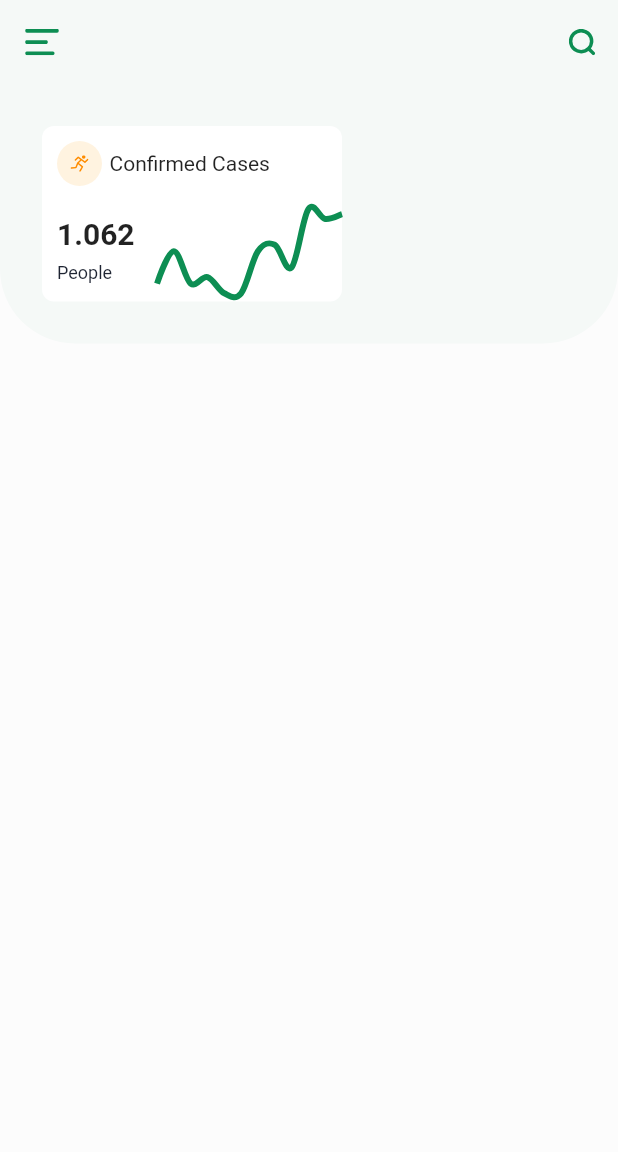
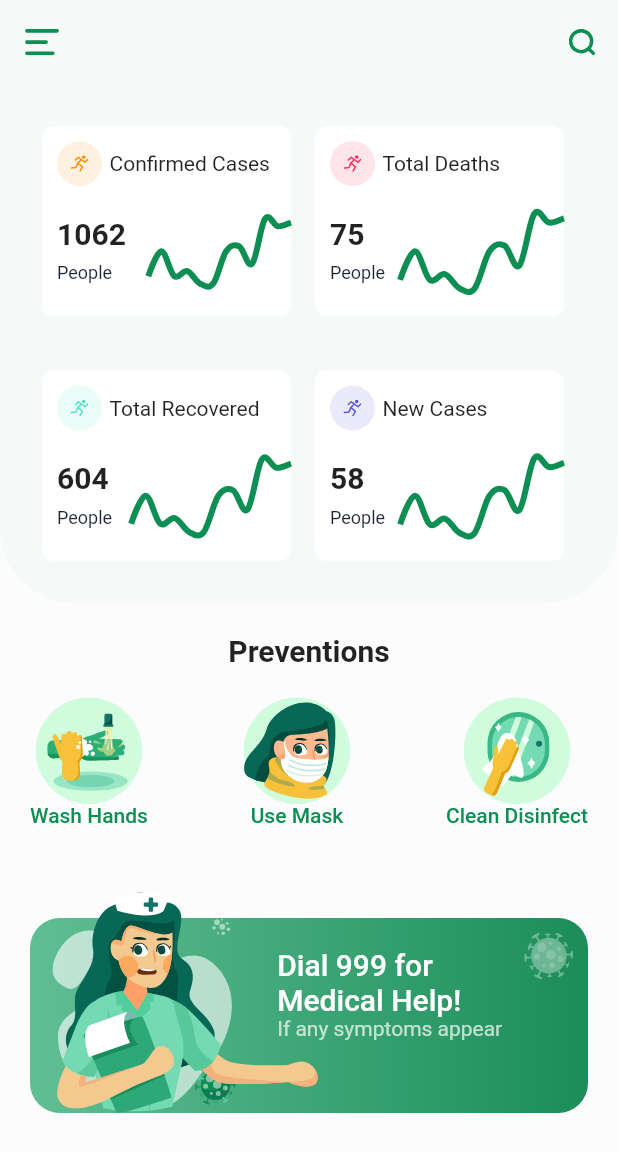
Before and after one commit to kaankutucu/Covid_UI_App_Flutter, a Flutter app: the screen it shows after launch, on a phone screen of 412 x 824 dp. Shown: the top 1152 px of the screen. Run offline on Flutter 3.47's test engine with Material 2 defaults, Android fonts, the phone set to English and light mode, and no system bars; drawn by our look-alikes of fl_chart; our stand-ins replace flutter_svg.

Commit message:
New Cases page added

```diff
--- /dev/null
+++ b/lib/screens/details_screen.dart
@@ -0,0 +1,18 @@
+import 'package:coviduiapp/constants.dart';
+import 'package:flutter/material.dart';
+
+class DetailsScreen extends StatelessWidget {
+  @override
+  Widget build(BuildContext context) {
+    return Scaffold(
+      appBar: AppBar(
+        backgroundColor: kBackgroundColor,
+        leading: IconButton(
+          icon: Icon(Icons.arrow_back_ios),
+          onPressed: () {Navigator.pop(context);
+          },
+        ),
+      ),
+    );
+  }
+}
--- a/lib/screens/home_screen.dart
+++ b/lib/screens/home_screen.dart
@@ -1,15 +1,19 @@
 import 'package:coviduiapp/constants.dart';
-import 'package:coviduiapp/widgets/line_chart.dart';
+import 'package:coviduiapp/screens/details_screen.dart';
+import 'package:coviduiapp/widgets/info_card.dart';
 import 'package:flutter/material.dart';
 import 'package:flutter_svg/flutter_svg.dart';
-import 'package:fl_chart/fl_chart.dart';
 
 class HomeScreen extends StatelessWidget {
   @override
   Widget build(BuildContext context) {
     return Scaffold(
       appBar: buildAppBar(),
-      body: Container(
+      body: SingleChildScrollView(
+        child: Column(
+          crossAxisAlignment: CrossAxisAlignment.start,
+          children: <Widget>[
+            Container(
               padding: EdgeInsets.only(
                 left: 20,
                 top: 20,
@@ -25,85 +29,148 @@ class HomeScreen extends StatelessWidget {
                 ),
               ),
               child: Wrap(
+                runSpacing: 20,
                 children: <Widget>[
-            Padding(
-              padding: const EdgeInsets.all(8.0),
-              child: Container(
-                width: 200,
-                decoration: BoxDecoration(
-                  color: Colors.white,
-                  borderRadius: BorderRadius.circular(8),
+                  InfoCard(
+                    title: "Confirmed Cases",
+                    iconColor: Color(0xFFFF8C00),
+                    effectedNum: 1062,
+                    press: () {},
                   ),
-                child: Column(
-                  children: <Widget>[
-                    Padding(
-                      padding: const EdgeInsets.all(10.0),
-                      child: Row(
-                        children: <Widget>[
-                          Container(
-                            alignment: Alignment.center,
-                            height: 30,
-                            width: 30,
-                            decoration: BoxDecoration(
-                              color: Color(0xFFFF9C00).withOpacity(0.12),
-                              shape: BoxShape.circle,
+                  InfoCard(
+                    title: "Total Deaths",
+                    iconColor: Color(0xFFFF2D55),
+                    effectedNum: 75,
+                    press: () {},
                   ),
-                            child: SvgPicture.asset(
-                              "assets/icons/running.svg",
-                              height: 12,
-                              width: 12,
+                  InfoCard(
+                    title: "Total Recovered",
+                    iconColor: Color(0xFF50E3C2),
+                    effectedNum: 604,
+                    press: () {},
                   ),
+                  InfoCard(
+                    title: "New Cases",
+                    iconColor: Color(0xFF5856D6),
+                    effectedNum: 58,
+                    press: () {
+                      Navigator.push(
+                        context,
+                        MaterialPageRoute(
+                          builder: (context) {
+                            return DetailsScreen();
+                          },
                         ),
-                          SizedBox(
-                            width: 5,
-                          ),
-                          Text(
-                            "Confirmed Cases",
-                            maxLines: 1,
-                            overflow: TextOverflow.ellipsis,
+                      );
+                    },
                   ),
                 ],
               ),
             ),
-                    Row(
+            SizedBox(
+              height: 20,
+            ),
+            Padding(
+              padding: const EdgeInsets.symmetric(horizontal: 20),
+              child: SingleChildScrollView(
+                child: Column(
+                  crossAxisAlignment: CrossAxisAlignment.center,
                   children: <Widget>[
-                        Padding(
-                          padding: const EdgeInsets.all(10.0),
-                          child: RichText(
-                            text: TextSpan(
-                              style: TextStyle(color: kTextColor),
-                              children: [
-                                TextSpan(
-                                  text: "1.062 \n",
+                    Text("Preventions",
                         style: Theme.of(context)
                             .textTheme
                             .title
-                                      .copyWith(
-                                        fontWeight: FontWeight.bold,
+                            .copyWith(fontWeight: FontWeight.bold)),
+                    SizedBox(
+                      height: 20,
+                    ),
+                    buildPreventation(),
+                    SizedBox(height: 40),
+                    buildHelpCard(context),
+                  ],
                 ),
               ),
+            )
+          ],
+        ),
+      ),
+    );
+  }
+
+  Row buildPreventation() {
+    return Row(
+      mainAxisAlignment: MainAxisAlignment.spaceBetween,
+      children: <Widget>[
+        PreventationCard(
+          svgSrc: "assets/icons/hand_wash.svg",
+          title: "Wash Hands",
+        ),
+        PreventationCard(
+          svgSrc: "assets/icons/use_mask.svg",
+          title: "Use Mask",
+        ),
+        PreventationCard(
+          svgSrc: "assets/icons/Clean_Disinfect.svg",
+          title: "Clean Disinfect",
+        ),
+      ],
+    );
+  }
+
+  Container buildHelpCard(BuildContext context) {
+    return Container(
+      height: 150,
+      width: double.infinity,
+      child: Stack(
+        alignment: Alignment.bottomLeft,
+        children: <Widget>[
+          Container(
+            padding: EdgeInsets.only(
+              left: MediaQuery.of(context).size.width * .4,
+              top: 20,
+              right: 20,
+            ),
+            height: 130,
+            width: double.infinity,
+            decoration: BoxDecoration(
+              gradient: LinearGradient(
+                colors: [
+                  Color(0xFF60BE93),
+                  Color(0xFF1B8D59),
+                ],
+              ),
+              borderRadius: BorderRadius.circular(20),
+            ),
+            child: RichText(
+              text: TextSpan(
+                children: [
                   TextSpan(
-                                  text: "People",
+                    text: "Dial 999 for \nMedical Help!\n",
+                    style: Theme.of(context)
+                        .textTheme
+                        .title
+                        .copyWith(color: Colors.white),
+                  ),
+                  TextSpan(
+                    text: "If any symptoms appear",
                     style: TextStyle(
-                                    fontSize: 12,
-                                    height: 2,
+                      color: Colors.white.withOpacity(0.7),
                     ),
                   ),
                 ],
               ),
             ),
           ),
-                        Expanded(
-                          child: LineReportChart(),
+          Padding(
+            padding: const EdgeInsets.symmetric(horizontal: 15),
+            child: SvgPicture.asset("assets/icons/nurse.svg"),
           ),
+          Positioned(
+            top: 30,
+            right: 10,
+            child: SvgPicture.asset("assets/icons/virus.svg"),
+          )
         ],
-                    ),
-                  ],
-                ),
-              ),
-            ),
-          ],
-        ),
       ),
     );
   }
@@ -124,3 +191,28 @@ class HomeScreen extends StatelessWidget {
     );
   }
 }
+
+class PreventationCard extends StatelessWidget {
+  final String svgSrc;
+  final String title;
+
+  const PreventationCard({
+    Key key,
+    this.svgSrc,
+    this.title,
+  }) : super(key: key);
+
+  @override
+  Widget build(BuildContext context) {
+    return Column(
+      children: <Widget>[
+        SvgPicture.asset(svgSrc),
+        Text(
+          title,
+          style:
+              Theme.of(context).textTheme.body2.copyWith(color: kPrimaryColor),
+        )
+      ],
+    );
+  }
+}
--- /dev/null
+++ b/lib/widgets/info_card.dart
@@ -0,0 +1,112 @@
+import 'package:coviduiapp/widgets/line_chart.dart';
+import 'package:flutter/material.dart';
+import 'package:flutter_svg/flutter_svg.dart';
+
+import '../constants.dart';
+
+class InfoCard extends StatelessWidget {
+  final String title;
+
+  final int effectedNum;
+  final Color iconColor;
+  final Function press;
+
+  const InfoCard({
+    Key key,
+    this.title,
+    this.effectedNum,
+    this.iconColor,
+    this.press,
+  }) : super(key: key);
+
+  @override
+  Widget build(BuildContext context) {
+    return LayoutBuilder(
+      builder: (context, constraints) {
+        return GestureDetector(
+          onTap: press,
+          child: Padding(
+            padding: const EdgeInsets.all(8.0),
+            child: Container(
+              width: constraints.maxWidth / 2 - 20,
+              decoration: BoxDecoration(
+                color: Colors.white,
+                borderRadius: BorderRadius.circular(8),
+              ),
+              child: Column(
+                children: <Widget>[
+                  Padding(
+                    padding: const EdgeInsets.all(10.0),
+                    child: Row(
+                      children: <Widget>[
+                        Container(
+                          alignment: Alignment.center,
+                          height: 30,
+                          width: 30,
+                          decoration: BoxDecoration(
+                            color: iconColor.withOpacity(0.12),
+                            shape: BoxShape.circle,
+                          ),
+                          child: SvgPicture.asset(
+                            "assets/icons/running.svg",
+                            height: 12,
+                            width: 12,
+                            color: iconColor,
+                          ),
+                        ),
+                        SizedBox(
+                          width: 5,
+                        ),
+                        Text(
+                          title,
+                          maxLines: 1,
+                          overflow: TextOverflow.ellipsis,
+                        ),
+                      ],
+                    ),
+                  ),
+                  Padding(
+                    padding: const EdgeInsets.only(bottom: 10.0),
+                    child: Row(
+                      children: <Widget>[
+                        Padding(
+                          padding: const EdgeInsets.all(10.0),
+                          child: RichText(
+                            text: TextSpan(
+                              style: TextStyle(color: kTextColor),
+                              children: [
+                                TextSpan(
+                                  text: "$effectedNum \n",
+                                  style: Theme.of(context)
+                                      .textTheme
+                                      .title
+                                      .copyWith(
+                                        fontWeight: FontWeight.bold,
+                                      ),
+                                ),
+                                TextSpan(
+                                  text: "People",
+                                  style: TextStyle(
+                                    fontSize: 12,
+                                    height: 2,
+                                  ),
+                                ),
+                              ],
+                            ),
+                          ),
+                        ),
+                        Expanded(
+                          child: LineReportChart(),
+                        ),
+                      ],
+                    ),
+                  ),
+                ],
+              ),
+            ),
+          ),
+        );
+      },
+    );
+  }
+}
```
Lines whose indentation alone changed are shown as unchanged.
